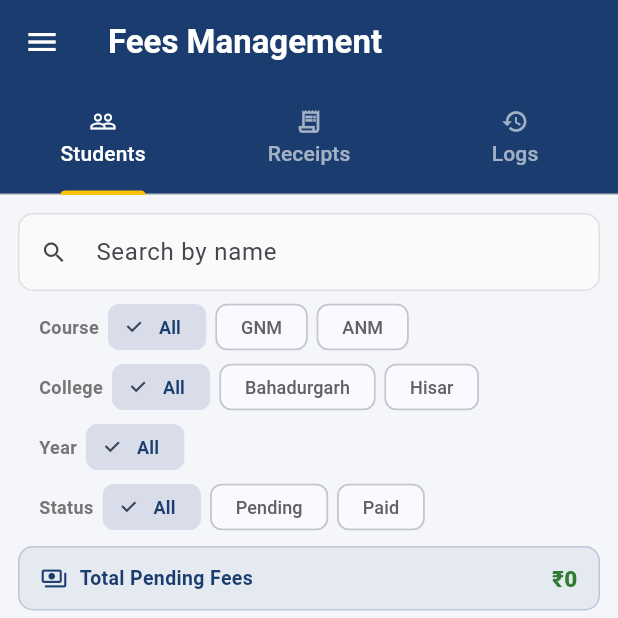
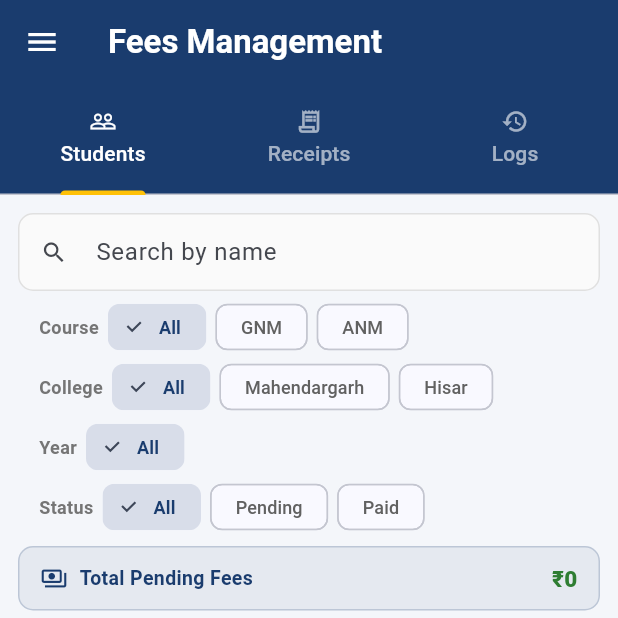
Before and after one commit to Dishu-Bansal/NNI, a Flutter app: the FeesManagementScreen screen opened directly, on a phone screen of 412 x 824 dp, the top half of it. Run offline on Flutter 3.47's test engine with Material 3 defaults, Android fonts, the phone set to English and light mode, and no system bars; our stand-ins replace cloud_firestore, firebase_auth, firebase_core, firebase_storage, image_picker; accounts and stored records are empty; Roboto replaces fonts that are missing (Poppins); statements that could not run were skipped.

Commit message:
Rename college Bahadurgarh to Mahendargarh

```diff
--- a/lib/fees/screens/receipt_form_screen.dart
+++ b/lib/fees/screens/receipt_form_screen.dart
@@ -23,7 +23,7 @@ class _ReceiptFormScreenState extends State<ReceiptFormScreen> {
   List<StudentModel> _students = [];
   bool _studentsLoaded = false;
 
-  String _college = 'Bahadurgarh';
+  String _college = 'Mahendargarh';
   String _course = 'GNM';
   late int _year;
   StudentModel? _selectedStudent;
--- a/lib/student_management/models/student_model.dart
+++ b/lib/student_management/models/student_model.dart
@@ -29,7 +29,7 @@ class StudentModel {
   String name;
   String rollNo;
   String course; // 'GNM' | 'ANM'
-  String college; // 'Bahadurgarh' | 'Hisar'
+  String college; // 'Mahendargarh' | 'Hisar'
   int admissionYear;
   String photoUrl;
   List<FeeEntry> fees;
@@ -43,7 +43,7 @@ class StudentModel {
   List<FeeEntry> originalFees;
 
   static const List<String> courses = ['GNM', 'ANM'];
-  static const List<String> colleges = ['Bahadurgarh', 'Hisar'];
+  static const List<String> colleges = ['Mahendargarh', 'Hisar'];
 
   /// Year-fee count per course: GNM covers Years 1-3, ANM Years 1-2.
   static int yearFeeCount(String course) => course == 'GNM' ? 3 : 2;
@@ -53,7 +53,7 @@ class StudentModel {
     this.name = '',
     this.rollNo = '',
     this.course = 'GNM',
-    this.college = 'Bahadurgarh',
+    this.college = 'Mahendargarh',
     this.admissionYear = 0,
     this.photoUrl = '',
     this.fees = const [],
--- a/lib/student_management/screens/student_form_screen.dart
+++ b/lib/student_management/screens/student_form_screen.dart
@@ -45,7 +45,7 @@ class _StudentFormScreenState extends State<StudentFormScreen> {
   final _rollNoCtrl = TextEditingController();
 
   String _course = 'GNM';
-  String _college = 'Bahadurgarh';
+  String _college = 'Mahendargarh';
   late int _admissionYear;
 
   // Photo state: a freshly picked image wins over the stored URL.
```
